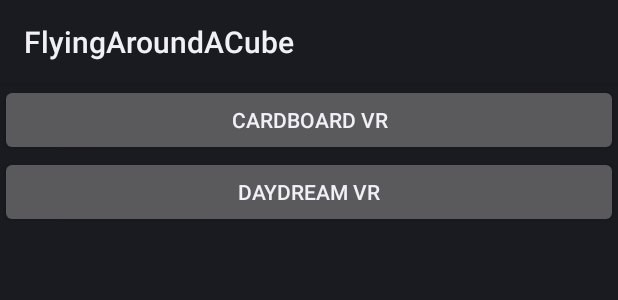
After one commit to JimSeker/CardBoardVR, an Android app: the layout mainactivity.xml on its own in the app's theme, with its tools: preview values and no code run, on a phone screen of 412 x 824 dp. The commit adds this screen. Shown: the top 300 px of the screen. Run offline under Robolectric (Android 15) with nearby library versions, the light colour scheme and no system bars.

Commit message:
updated to add a cardboard and daydream version.
daydream doesn't under the controller yet.

```diff
--- /dev/null
+++ b/FlyingAroundACube/app/src/main/res/layout/mainactivity.xml
@@ -0,0 +1,18 @@
+<?xml version="1.0" encoding="utf-8"?>
+<LinearLayout xmlns:android="http://schemas.android.com/apk/res/android"
+              android:orientation="vertical"
+              android:layout_width="match_parent"
+              android:layout_height="match_parent">
+
+    <Button
+        android:id="@+id/card"
+        android:layout_width="match_parent"
+        android:layout_height="wrap_content"
+        android:text="CardBoard VR"/>
+
+    <Button
+        android:id="@+id/day"
+        android:layout_width="match_parent"
+        android:layout_height="wrap_content"
+        android:text="DayDream VR"/>
+</LinearLayout>
```
Also changed, not shown: FlyingAroundACube/app/src/main/AndroidManifest.xml (+25 -11 lines), FlyingAroundACube/app/src/main/java/edu/cs4730/flyingaroundacube/CardBoardActivity.java (added, +56 -0 lines), FlyingAroundACube/app/src/main/java/edu/cs4730/flyingaroundacube/DayDreamActivity.java (added, +45 -0 lines), FlyingAroundACube/app/src/main/java/edu/cs4730/flyingaroundacube/MainActivity.java (+22 -29 lines).
